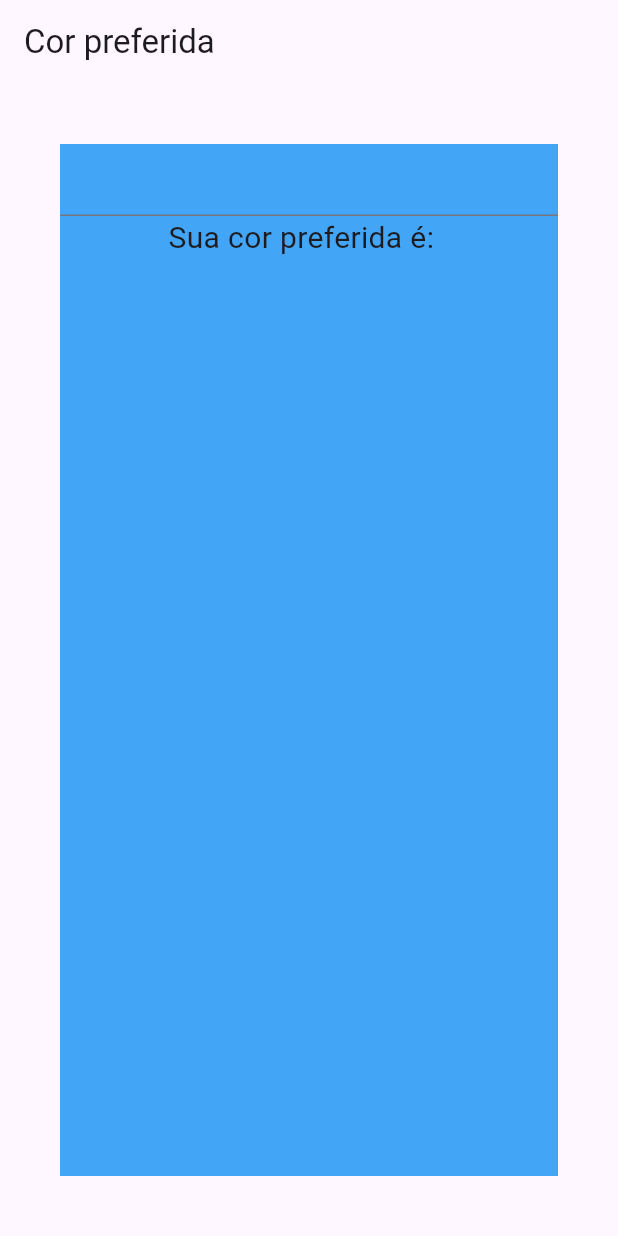
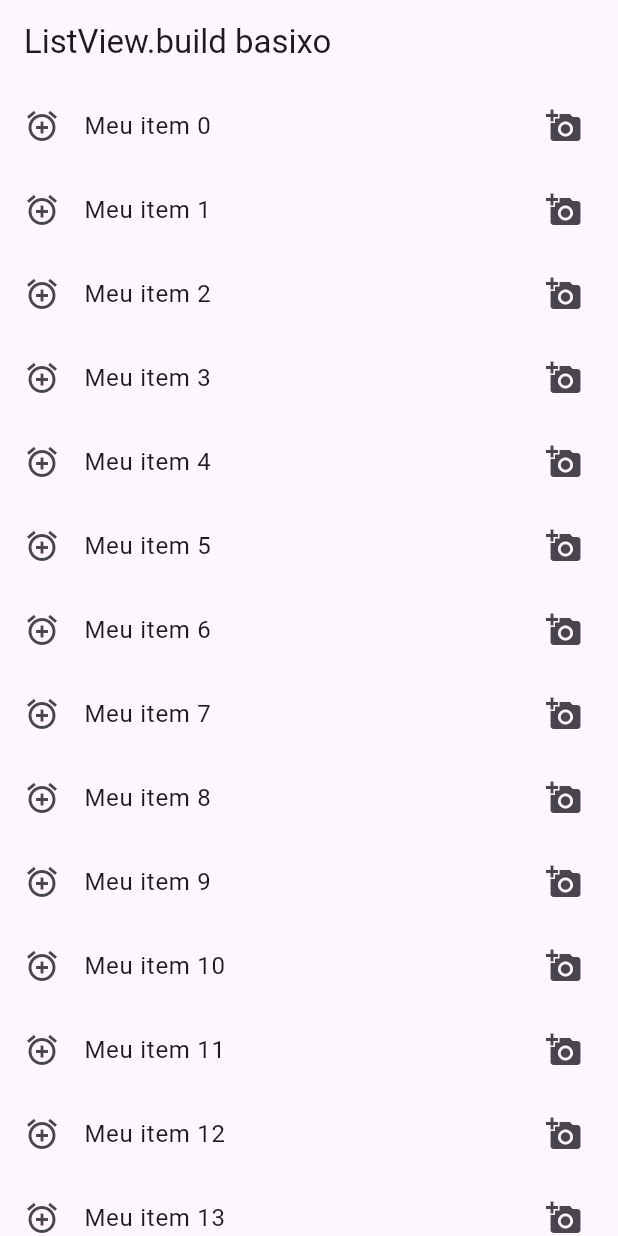
Before and after one commit to SergioRibeiroSilva/widget_basico, a Flutter app: the screen it shows after launch, on a phone screen of 412 x 824 dp. Run offline on Flutter 3.47's test engine with Material 3 defaults, Android fonts, the light colour scheme and no system bars.

Commit message:
De casa 13/03, 22:57

```diff
--- a/lib/main.dart
+++ b/lib/main.dart
@@ -1,5 +1,5 @@
 import 'package:flutter/material.dart';
-import 'package:widget_basico/stateful_basico.dart';
+import 'package:widget_basico/widget_listview_build.dart';
 
 void main() {
   runApp(MyApp());
@@ -13,7 +13,7 @@ class MyApp extends StatelessWidget {
     return MaterialApp(
       title: "Coleção de widgets",
       theme: ThemeData(primaryColor: Colors.blue),
-      home: WidgetCorPreferida(),
+      home: ListViewBuild(),
     );
   }
 }
--- /dev/null
+++ b/lib/widget_listview_build.dart
@@ -0,0 +1,27 @@
+import 'package:flutter/material.dart';
+
+final itens = List<String>.generate(10000, (i) => "Meu item $i");
+
+class ListViewBuild extends StatelessWidget {
+  const ListViewBuild({super.key});
+
+  @override
+  Widget build(BuildContext context) {
+    return Scaffold(
+      appBar: AppBar(title: Text('ListView.build basixo')),
+      body: ListView.builder(
+        itemCount: itens.length,
+        itemBuilder: (context, index) {
+          return ListTile(
+            leading: Icon(Icons.add_alarm),
+            title: Text('${itens[index]}'),
+            trailing: Icon(Icons.add_a_photo),
+            onTap: () {
+              print('clicou no item $index');
+            },
+          );
+        },
+      ),
+    );
+  }
+}
```
Also changed, not shown: lib/widget_appbar_tab_scroll.dart (+4 -5 lines), lib/widget_listview_basico.dart (added, +35 -0 lines).
